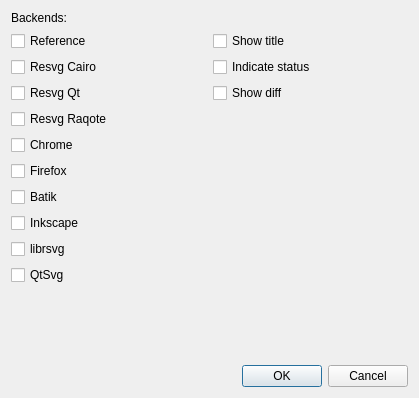
Old version of the form tools/vdiff/src/exportdialog.ui in the repository RazrFalcon/resvg-test-suite.
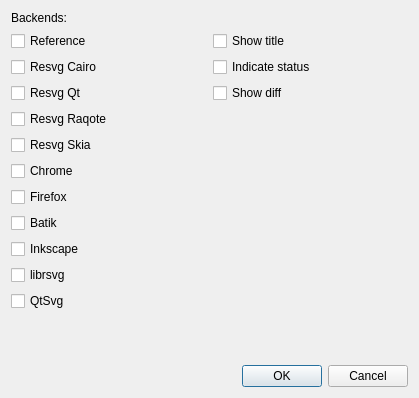
New version of the form.

Commit message: (vdiff) Added Skia backend.

The edit to the form file:
```diff
--- a/tools/vdiff/src/exportdialog.ui
+++ b/tools/vdiff/src/exportdialog.ui
@@ -53,6 +53,13 @@
          </property>
         </widget>
        </item>
+       <item>
+        <widget class="QCheckBox" name="chBoxBResvgSkia">
+         <property name="text">
+          <string>Resvg Skia</string>
+         </property>
+        </widget>
+       </item>
        <item>
         <widget class="QCheckBox" name="chBoxBChrome">
          <property name="text">
```
The commit also changes 10 other files.
